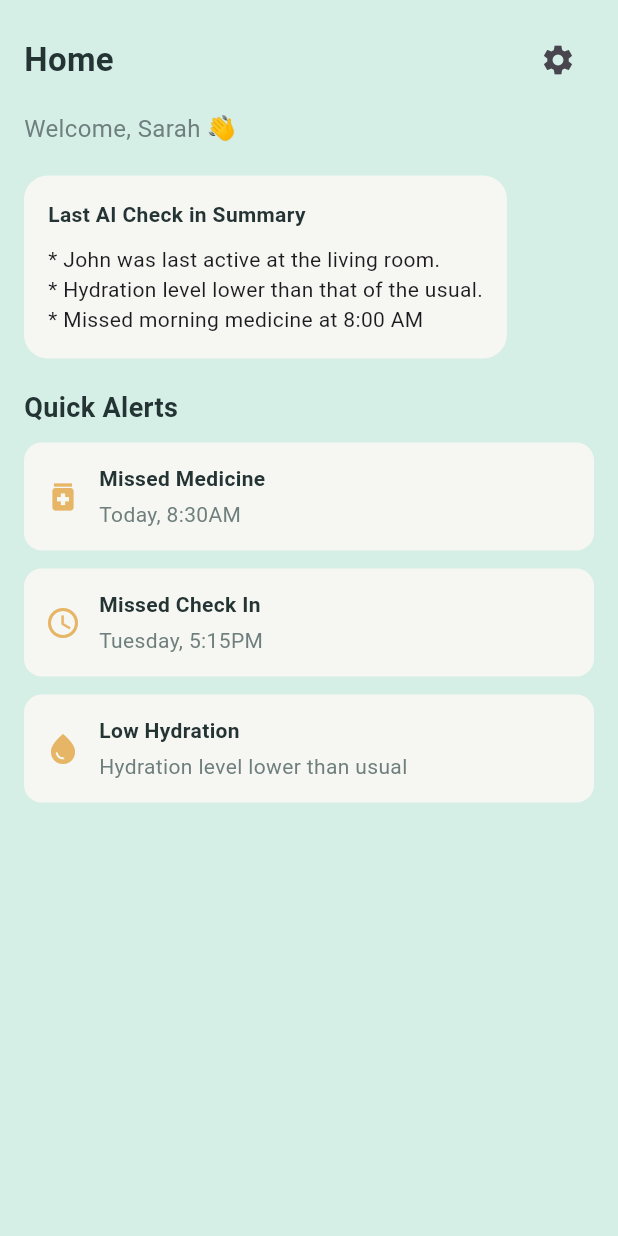
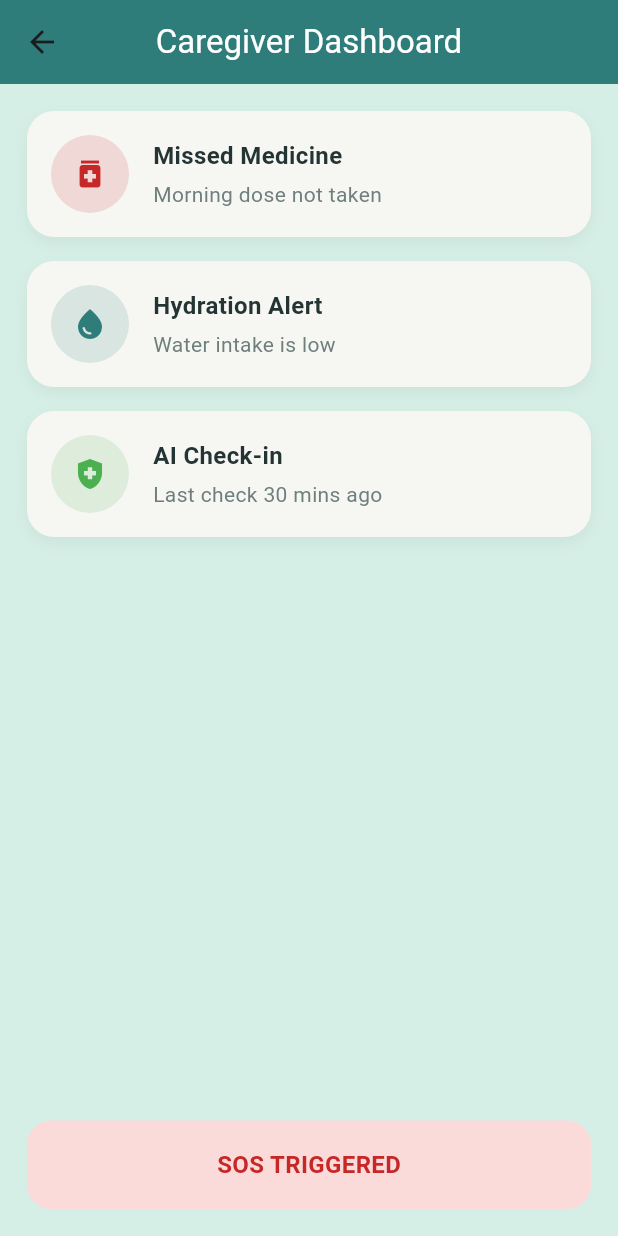
Before and after one commit to CGP-Group-31/Caregiver-mobile-app, a Flutter app: the DashboardScreen screen opened directly, on a phone screen of 412 x 824 dp. Run offline on Flutter 3.47's test engine with Material 3 defaults, Android fonts, the phone set to English and light mode, and no system bars; our stand-ins replace device_info_plus, dio, flutter_secure_storage; accounts and stored records are empty.

Commit message:
version 1.2

```diff
--- a/lib/features/dashboard/dashboard_screen.dart
+++ b/lib/features/dashboard/dashboard_screen.dart
@@ -1,175 +1,126 @@
 import 'package:flutter/material.dart';
-import '../../core/session/session_manager.dart';
-import '../auth/login_screen.dart';
-import '../dashboard/app_colors.dart';
-import '../dashboard/settings_screen.dart';
+import '../auth/theme.dart';
 
 class DashboardScreen extends StatelessWidget {
   const DashboardScreen({super.key});
 
-  Future<void> _logout(BuildContext context) async {
-    await SessionManager.logout();
-
-    if (!context.mounted) return;
-
-    Navigator.pushAndRemoveUntil(
-      context,
-      MaterialPageRoute(builder: (_) => const LoginScreen()),
-          (_) => false,
+  Widget buildCard({
+    required String title,
+    required String subtitle,
+    required IconData icon,
+    required Color iconColor,
+  }) {
+    return Container(
+      padding: const EdgeInsets.all(16),
+      margin: const EdgeInsets.only(bottom: 16),
+      decoration: BoxDecoration(
+        color: AppColors.containerBackground,
+        borderRadius: BorderRadius.circular(18),
+        boxShadow: [
+          BoxShadow(
+            color: Colors.black.withOpacity(0.05),
+            blurRadius: 8,
+            offset: const Offset(0, 4),
+          )
+        ],
+      ),
+      child: Row(
+        children: [
+          CircleAvatar(
+            radius: 26,
+            backgroundColor: iconColor.withOpacity(0.15),
+            child: Icon(icon, color: iconColor),
+          ),
+          const SizedBox(width: 16),
+          Column(
+            crossAxisAlignment: CrossAxisAlignment.start,
+            children: [
+              Text(
+                title,
+                style: const TextStyle(
+                  fontWeight: FontWeight.bold,
+                  color: AppColors.primaryText,
+                  fontSize: 16,
+                ),
+              ),
+              const SizedBox(height: 4),
+              Text(
+                subtitle,
+                style: const TextStyle(
+                  color: AppColors.descriptionText,
+                ),
+              ),
+            ],
+          )
+        ],
+      ),
     );
   }
 
   @override
   Widget build(BuildContext context) {
     return Scaffold(
-      backgroundColor: AppColors.background,
-      body: SafeArea(
-        child: SingleChildScrollView(
-          padding: const EdgeInsets.all(16),
+      backgroundColor: AppColors.mainBackground,
+      appBar: AppBar(
+        backgroundColor: AppColors.primary,
+        elevation: 0,
+        centerTitle: true,
+        title: const Text(
+          "Caregiver Dashboard",
+          style: TextStyle(color: Colors.white),
+        ),
+      ),
+      body: Padding(
+        padding: const EdgeInsets.all(18),
         child: Column(
           crossAxisAlignment: CrossAxisAlignment.start,
           children: [
 
-              ///Header
-              Row(
-                mainAxisAlignment: MainAxisAlignment.spaceBetween,
-                children: [
-                  const Text(
-                    "Home",
+            buildCard(
+              title: "Missed Medicine",
+              subtitle: "Morning dose not taken",
+              icon: Icons.medication,
+              iconColor: AppColors.sosButton,
+            ),
+
+            buildCard(
+              title: "Hydration Alert",
+              subtitle: "Water intake is low",
+              icon: Icons.water_drop,
+              iconColor: AppColors.primary,
+            ),
+
+            buildCard(
+              title: "AI Check-in",
+              subtitle: "Last check 30 mins ago",
+              icon: Icons.health_and_safety,
+              iconColor: Colors.green,
+            ),
+
+            const Spacer(),
+
+            // SOS Section
+            Container(
+              width: double.infinity,
+              padding: const EdgeInsets.all(18),
+              decoration: BoxDecoration(
+                color: AppColors.emergencyBackground,
+                borderRadius: BorderRadius.circular(16),
+              ),
+              child: const Center(
+                child: Text(
+                  "SOS TRIGGERED",
                   style: TextStyle(
-                      fontSize: 22,
+                    color: AppColors.sosButton,
                     fontWeight: FontWeight.bold,
-                      color: AppColors.textPrimary,
+                    fontSize: 16,
                   ),
                 ),
-                  IconButton(
-                    icon: const Icon(Icons.settings),
-                    onPressed: () {
-                      Navigator.push(
-                        context,
-                        MaterialPageRoute(
-                          builder: (_) => const SettingsScreen(),
               ),
-                      );
-                    },
-                  ),
-                ],
-              ),
-
-              const SizedBox(height: 10),
-
-              const Text(
-                "Welcome, Sarah 👋",
-                style: TextStyle(
-                  fontSize: 16,
-                  color: AppColors.textSecondary,
-                ),
-              ),
-
-              const SizedBox(height: 20),
-
-              ///AI Summary check in part
-              Container(
-                padding: const EdgeInsets.all(16),
-                decoration: BoxDecoration(
-                  color: AppColors.containerBg,
-                  borderRadius: BorderRadius.circular(16),
-                ),
-                child: Column(
-                  crossAxisAlignment: CrossAxisAlignment.start,
-                  children: const [
-                    Text(
-                      "Last AI Check in Summary",
-                      style: TextStyle(
-                        fontWeight: FontWeight.bold,
-                        color: AppColors.textPrimary,
-                      ),
-                    ),
-
-                    SizedBox(height: 10),
-                    Text("* John was last active at the living room."),
-                    Text("* Hydration level lower than that of the usual."),
-                    Text("* Missed morning medicine at 8:00 AM"),
-                  ],
-                ),
-              ),
-
-              const SizedBox(height: 20),
-
-              ///Quick alerts
-              const Text(
-                "Quick Alerts",
-                style: TextStyle(
-                  fontSize: 18,
-                  fontWeight: FontWeight.bold,
-                  color: AppColors.textPrimary,
-                ),
-              ),
-
-              const SizedBox(height: 10),
-
-              _alertTile(
-                title: "Missed Medicine",
-                subtitle: "Today, 8:30AM",
-                icon: Icons.medication,
-                color: AppColors.warning,
-              ),
-
-              _alertTile(
-                title: "Missed Check In",
-                subtitle: "Tuesday, 5:15PM",
-                icon: Icons.access_time,
-                color: AppColors.warning,
-              ),
-
-              _alertTile(
-                title: "Low Hydration",
-                subtitle: "Hydration level lower than usual",
-                icon: Icons.water_drop,
-                color: AppColors.warning,
             ),
           ],
         ),
       ),
-      ),
-    );
-  }
-
-  Widget _alertTile({
-    required String title,
-    required String subtitle,
-    required IconData icon,
-    required Color color,
-  }) {
-    return Container(
-      margin: const EdgeInsets.only(bottom: 12),
-      padding: const EdgeInsets.all(14),
-      decoration: BoxDecoration(
-        color: AppColors.containerBg,
-        borderRadius: BorderRadius.circular(12),
-      ),
-      child: Row(
-        children: [
-          Icon(icon, color: color,),
-          const SizedBox(width: 12),
-          Expanded(
-            child: Column(
-              crossAxisAlignment: CrossAxisAlignment.start,
-              children: [
-                Text(title,
-                    style: const TextStyle(
-                        fontWeight: FontWeight.bold,
-                        color: AppColors.textPrimary)),
-                const SizedBox(height: 4),
-                Text(
-                  subtitle,
-                  style: const TextStyle(color: AppColors.textSecondary),
-                ),
-              ],
-            ),
-          ),
-        ],
-      ),
     );
   }
 }
```
Also changed, not shown: lib/features/messages/messages_screen.dart (+80 -38 lines). Lines whose indentation alone changed are shown as unchanged.
